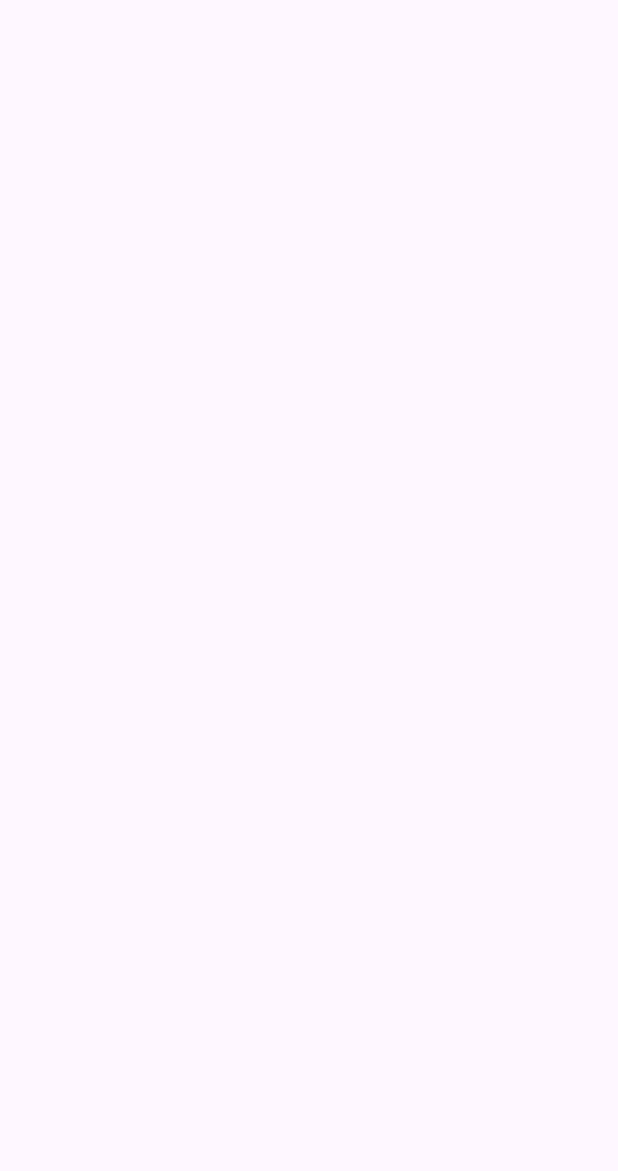
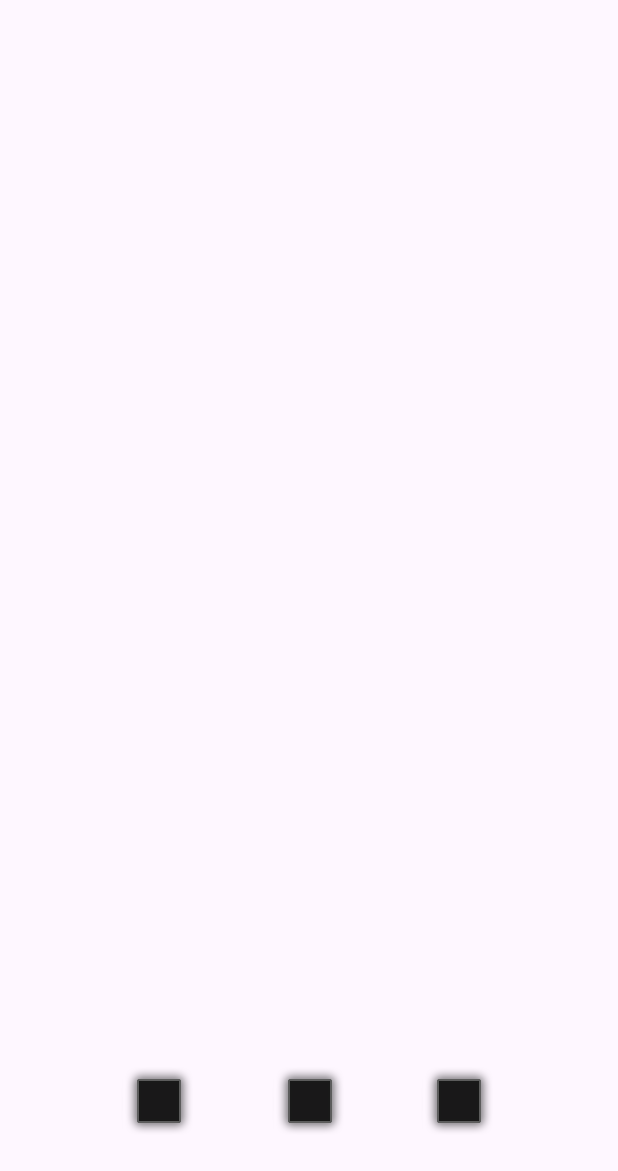
Before and after one commit to LaysonGabrielLopesDosSantos/CakeAndArt, an Android app: the MainActivity5 screen opened directly, with no data from a screen before it, on a phone screen of 412 x 824 dp. Before the commit the part shown is empty. Shown: the top 1171 px of the screen. Run offline under Robolectric (Android 15) with nearby library versions, the phone set to English and light mode, and no system bars.

Commit message:
Update activity_main5.xml

```diff
--- a/app/src/main/res/layout/activity_main5.xml
+++ b/app/src/main/res/layout/activity_main5.xml
@@ -7,4 +7,62 @@
     android:layout_height="match_parent"
     tools:context=".MainActivity5">
 
+    <ScrollView
+        android:layout_width="match_parent"
+        android:layout_height="match_parent"
+        tools:layout_editor_absoluteX="16dp"
+        tools:layout_editor_absoluteY="88dp">
+
+        <LinearLayout
+            android:layout_width="match_parent"
+            android:layout_height="wrap_content"
+            android:orientation="vertical"/>
+    </ScrollView>
+
+    <ImageView
+        android:id="@+id/MoreButton"
+        android:layout_width="wrap_content"
+        android:layout_height="wrap_content"
+        android:layout_marginStart="181dp"
+        android:layout_marginTop="665dp"
+        android:layout_marginEnd="180dp"
+        android:layout_marginBottom="16dp"
+        android:clickable="true"
+        android:onClick="AtiveMore"
+        app:layout_constraintBottom_toBottomOf="parent"
+        app:layout_constraintEnd_toEndOf="parent"
+        app:layout_constraintStart_toStartOf="parent"
+        app:layout_constraintTop_toTopOf="parent"
+        app:srcCompat="@android:drawable/alert_dark_frame" />
+
+    <ImageView
+        android:id="@+id/PerfilButton"
+        android:layout_width="wrap_content"
+        android:layout_height="wrap_content"
+        android:layout_marginStart="250dp"
+        android:layout_marginTop="665dp"
+        android:layout_marginEnd="50dp"
+        android:layout_marginBottom="16dp"
+        android:clickable="true"
+        android:onClick="AtivePerfil"
+        app:layout_constraintBottom_toBottomOf="parent"
+        app:layout_constraintEnd_toEndOf="parent"
+        app:layout_constraintStart_toStartOf="parent"
+        app:layout_constraintTop_toTopOf="parent"
+        app:srcCompat="@android:drawable/alert_dark_frame" />
+
+    <ImageView
+        android:id="@+id/MainButton"
+        android:layout_width="wrap_content"
+        android:layout_height="wrap_content"
+        android:layout_marginStart="50dp"
+        android:layout_marginTop="665dp"
+        android:layout_marginEnd="250dp"
+        android:layout_marginBottom="16dp"
+        android:onClick="AtiveMain"
+        app:layout_constraintBottom_toBottomOf="parent"
+        app:layout_constraintEnd_toEndOf="parent"
+        app:layout_constraintStart_toStartOf="parent"
+        app:layout_constraintTop_toTopOf="parent"
+        app:srcCompat="@android:drawable/alert_dark_frame" />
 </androidx.constraintlayout.widget.ConstraintLayout>
```
